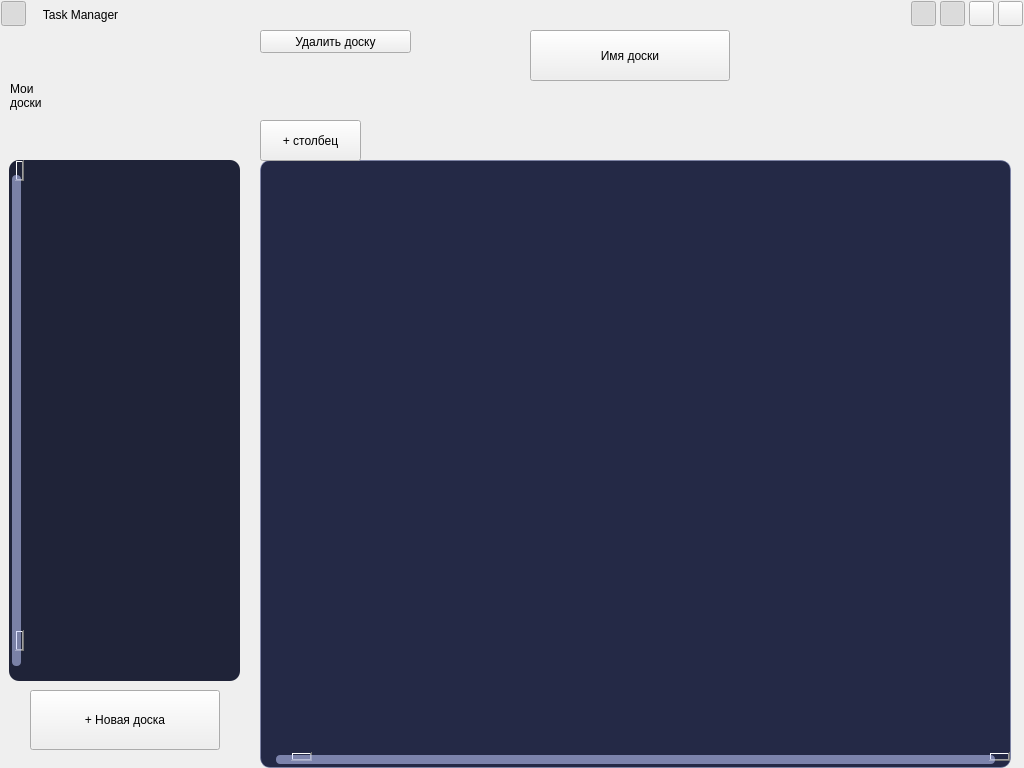
This is data/ui/ui_form.ui in Ser4ey/FEFI_project5 as Qt 5 draws it before an edit. The edited form follows.
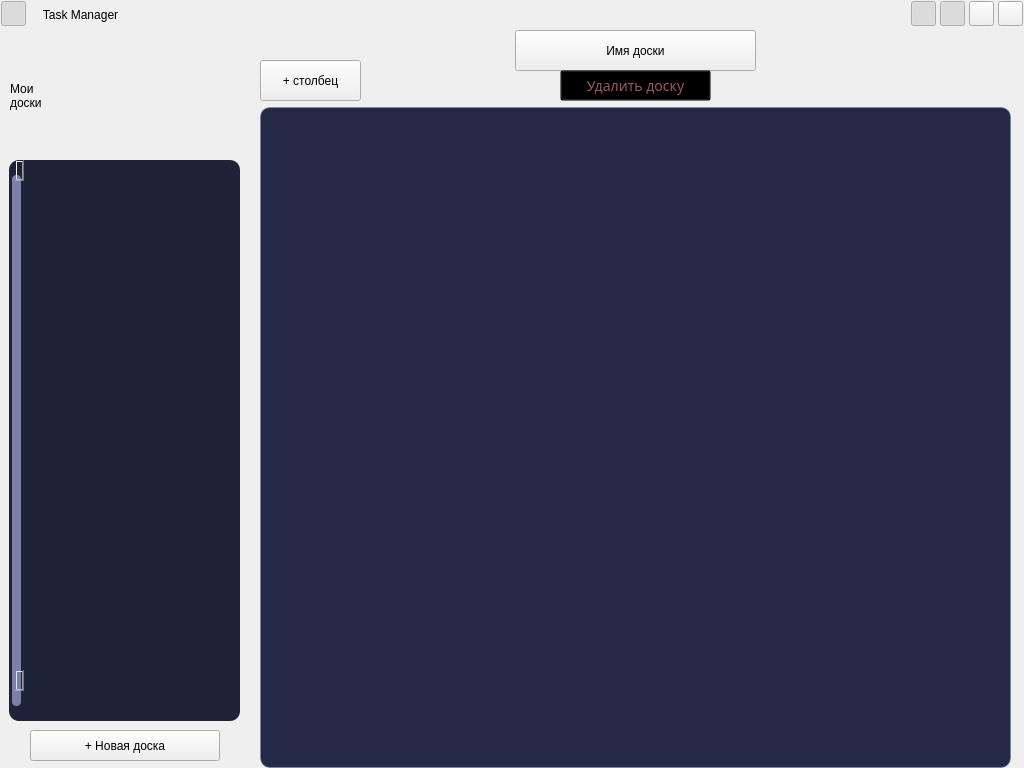
This is the edited form. Icons and pictures are not drawn.

```diff
--- a/data/ui/ui_form.ui
+++ b/data/ui/ui_form.ui
@@ -834,7 +834,7 @@
          <x>9</x>
          <y>130</y>
          <width>231</width>
-         <height>521</height>
+         <height>561</height>
         </rect>
        </property>
        <property name="layoutDirection">
@@ -913,6 +913,9 @@
        <property name="verticalScrollBarPolicy">
         <enum>Qt::ScrollBarAlwaysOn</enum>
        </property>
+       <property name="sizeAdjustPolicy">
+        <enum>QAbstractScrollArea::AdjustToContentsOnFirstShow</enum>
+       </property>
        <property name="widgetResizable">
         <bool>true</bool>
        </property>
@@ -925,7 +928,7 @@
           <x>0</x>
           <y>0</y>
           <width>216</width>
-          <height>521</height>
+          <height>561</height>
          </rect>
         </property>
        </widget>
@@ -934,9 +937,9 @@
        <property name="geometry">
         <rect>
          <x>30</x>
-         <y>660</y>
+         <y>700</y>
          <width>190</width>
-         <height>60</height>
+         <height>31</height>
         </rect>
        </property>
        <property name="cursor">
@@ -956,10 +959,10 @@
      <widget class="QPushButton" name="desknameButton">
       <property name="geometry">
        <rect>
-        <x>530</x>
+        <x>515</x>
         <y>0</y>
-        <width>200</width>
-        <height>51</height>
+        <width>241</width>
+        <height>41</height>
        </rect>
       </property>
       <property name="cursor">
@@ -979,9 +982,9 @@
       <property name="geometry">
        <rect>
         <x>260</x>
-        <y>130</y>
+        <y>77</y>
         <width>751</width>
-        <height>608</height>
+        <height>661</height>
        </rect>
       </property>
       <property name="layoutDirection">
@@ -1050,6 +1053,61 @@
     background: none;
 }
 
+QScrollBar:vertical {
+    background: transparent;
+    width: 15px;
+    margin: 15px 3px 15px 3px;
+    border: 1px transparent #2A2929;
+    border-radius: 4px;
+}
+
+QScrollBar::handle:vertical {
+    background-color: rgba(196, 205, 255, 0.555);
+    min-height: 5px;
+    border-radius: 4px;
+}
+
+QScrollBar::sub-line:vertical {
+    margin: 3px 0px 3px 0px;
+    border-image: url(:/qss_icons/rc/up_arrow_disabled.png);
+    height: 10px;
+    width: 10px;
+    subcontrol-position: top;
+    subcontrol-origin: margin;
+}
+
+QScrollBar::add-line:vertical {
+    margin: 3px 0px 3px 0px;
+    border-image: url(:/qss_icons/rc/down_arrow_disabled.png);
+    height: 10px;
+    width: 10px;
+    subcontrol-position: bottom;
+    subcontrol-origin: margin;
+}
+
+QScrollBar::sub-line:vertical:hover, QScrollBar::sub-line:vertical:on {
+    border-image: url(:/qss_icons/rc/up_arrow.png);
+    height: 10px;
+    width: 10px;
+    subcontrol-position: top;
+    subcontrol-origin: margin;
+}
+
+QScrollBar::add-line:vertical:hover, QScrollBar::add-line:vertical:on {
+    border-image: url(:/qss_icons/rc/down_arrow.png);
+    height: 10px;
+    width: 10px;
+    subcontrol-position: bottom;
+    subcontrol-origin: margin;
+}
+
+QScrollBar::up-arrow:vertical, QScrollBar::down-arrow:vertical {
+    background: none;
+}
+
+QScrollBar::add-page:vertical, QScrollBar::sub-page:vertical {
+    background: none;
+}
 
 QScrollArea QWidget {
     background-color: transparent;
@@ -1063,7 +1121,10 @@
        <enum>Qt::ScrollBarAlwaysOff</enum>
       </property>
       <property name="horizontalScrollBarPolicy">
-       <enum>Qt::ScrollBarAlwaysOn</enum>
+       <enum>Qt::ScrollBarAsNeeded</enum>
+      </property>
+      <property name="sizeAdjustPolicy">
+       <enum>QAbstractScrollArea::AdjustIgnored</enum>
       </property>
       <property name="widgetResizable">
        <bool>true</bool>
@@ -1077,7 +1138,7 @@
          <x>0</x>
          <y>0</y>
          <width>749</width>
-         <height>591</height>
+         <height>659</height>
         </rect>
        </property>
       </widget>
@@ -1086,7 +1147,7 @@
       <property name="geometry">
        <rect>
         <x>260</x>
-        <y>90</y>
+        <y>30</y>
         <width>101</width>
         <height>41</height>
        </rect>
@@ -1107,15 +1168,24 @@
      <widget class="QPushButton" name="deletedeskButton">
       <property name="geometry">
        <rect>
-        <x>260</x>
-        <y>0</y>
+        <x>560</x>
+        <y>40</y>
         <width>151</width>
-        <height>23</height>
+        <height>31</height>
        </rect>
       </property>
       <property name="cursor">
        <cursorShape>PointingHandCursor</cursorShape>
       </property>
+      <property name="styleSheet">
+       <string notr="true">background: transparent;
+color: #9A5757;
+text-align: center;
+font-family: Comfortaa;
+font-size: 14px;
+font-style: normal;
+font-weight: 400;</string>
+      </property>
       <property name="text">
        <string>Удалить доску</string>
       </property>
```
Left out of the diff: 3 changed lines with no effect on the pictures.
